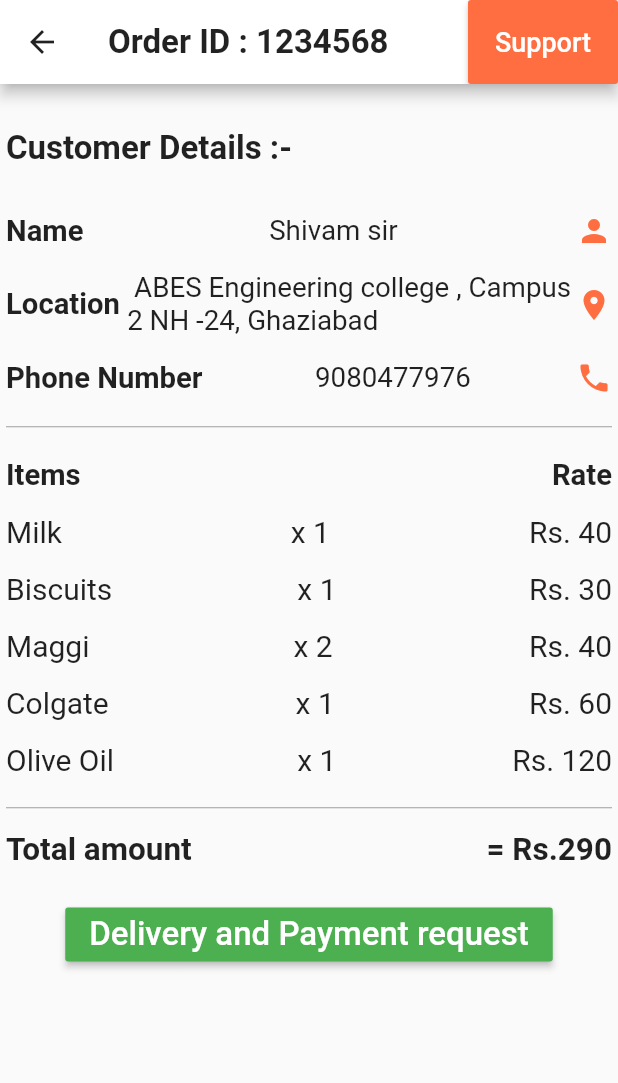
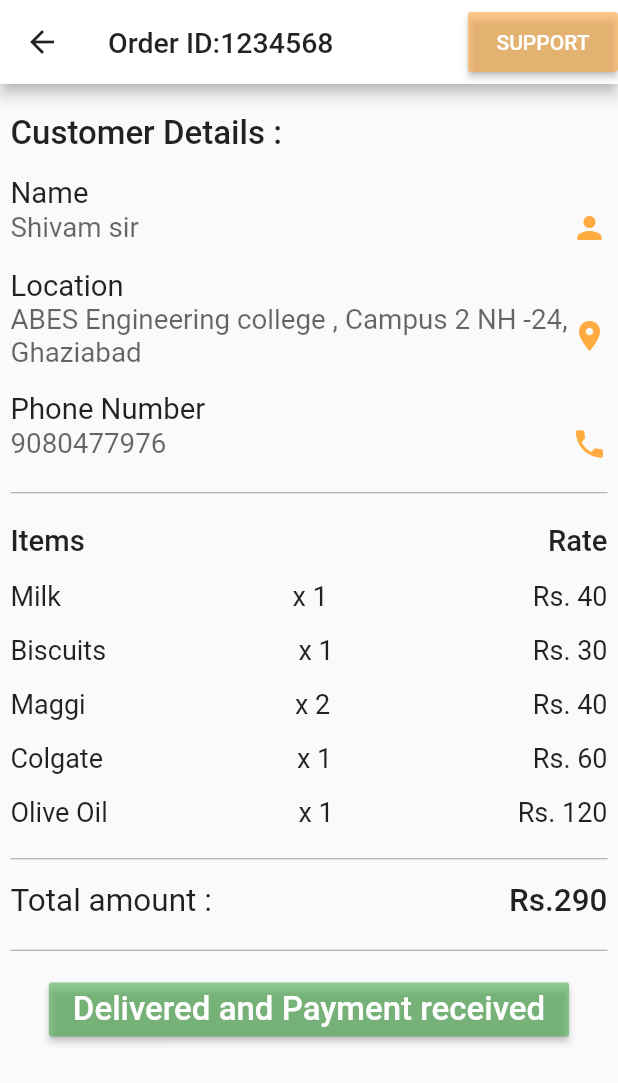
Before and after one commit to Ranshikha/flutter_delivery_screen, a Flutter app: the screen it shows after launch, on a phone screen of 412 x 824 dp. Shown: the top 1083 px of the screen. Run offline on Flutter 3.47's test engine with Material 2 defaults, Android fonts, the phone set to English and light mode, and no system bars.

Commit message:
details of order

```diff
--- a/lib/customer_details.dart
+++ b/lib/customer_details.dart
@@ -14,50 +14,64 @@ class CustomerDetails extends StatelessWidget {
         },
         color: Colors.black87
         ),
-       title: Text("Order ID : 1234568",
-          style: TextStyle(fontSize: 22,fontWeight: FontWeight.bold,color: Colors.black87),),
+       title: Text("Order ID:1234568",
+          style: TextStyle(fontSize: 19,fontWeight: FontWeight.w500,color: Colors.black87),),
         backgroundColor: Colors.white,
         actions: <Widget>[
-           Container(
+          Center(
+            child: Container(
+
                 width: 100,
-            height: 25,
+                height: 40,
                 child: RaisedButton(
 
-             child: Text('Support',
-             style: TextStyle(color: Colors.white,fontSize: 18),),
-             color: Colors.deepOrangeAccent,
+                  child: Text('SUPPORT',
+                      style: TextStyle(color: Colors.white,fontSize: 14),),
+                   // color: Colors.orangeAccent,
+                    color: Colors.orangeAccent.withOpacity(0.60),
                     onPressed: (){})
                 ),
+          ),
+
           ],
       ),
+
+
+
       body: Container(
-        margin: EdgeInsets.fromLTRB(4, 10, 4, 20),
-        padding: EdgeInsets.symmetric(),
+        margin: EdgeInsets.fromLTRB(4, 0, 4, 8),
+        padding: EdgeInsets.symmetric(horizontal:3,vertical:0),
         child: Column(
           children: <Widget>[
             SizedBox(width: 10,height: 20),
             Row(
               mainAxisAlignment: MainAxisAlignment.start,
               children: <Widget>[
-                Text("Customer Details :- ",
+                Text("Customer Details : ",
                 style: TextStyle(color: Colors.black87,
-                fontSize: 22,fontWeight: FontWeight.bold),),
+                fontSize: 22,fontWeight: FontWeight.w500),),
               ],
             ),
-            SizedBox(width: 20,height: 15),
+            SizedBox(width: 20,height: 10),
             //Divider(color: Colors.grey,height: 1,indent: 1,),
-            SizedBox(width: 20,height: 15),
+            SizedBox(width: 20,height: 5),
             Row(
               mainAxisAlignment: MainAxisAlignment.spaceBetween,
               children: <Widget>[
                 Text("Name ",
                 style: TextStyle(color: Colors.black87,
-                fontSize: 19.5,fontWeight: FontWeight.bold),),
+                fontSize: 19.5,fontWeight: FontWeight.w400),),
+              ],
+            ),
+            Row(
+              mainAxisAlignment: MainAxisAlignment.spaceBetween,
+              children: <Widget>[
                 Text("Shivam sir",
-                  style: TextStyle(color: Colors.black87,
+                  style: TextStyle(color: Colors.black.withOpacity(0.60),
                       fontSize: 18.5),),
-                InkWell(child: Icon(Icons.person,color:Colors.deepOrangeAccent))
+                InkWell(child: Icon(Icons.person,color:Colors.orangeAccent))
               ],
+
             ),
             SizedBox(width: 20,height: 15),
             Row(
@@ -66,14 +80,21 @@ class CustomerDetails extends StatelessWidget {
 
                 Text("Location ",
                 style: TextStyle(color: Colors.black87,
-                fontSize: 19.5,fontWeight: FontWeight.bold),),
+                fontSize: 19.5,fontWeight: FontWeight.w400),),
+
+              ],
+            ),
+            Row(
+              mainAxisAlignment: MainAxisAlignment.start,
+             children: <Widget>[
                Expanded(
                  child:
-                Text(" ABES Engineering college , Campus 2 NH -24, Ghaziabad",
-                  style: TextStyle(color: Colors.black87,
+                 Text("ABES Engineering college , Campus 2 NH -24, Ghaziabad",
+                   style: TextStyle(color: Colors.black.withOpacity(0.60),
                        fontSize: 18.5),),
                ),
-                InkWell(child: Icon(Icons.location_on,color:Colors.deepOrangeAccent))
+               InkWell(child: Icon(Icons.location_on,color:Colors.orangeAccent))
+
              ],
             ),
             SizedBox(width: 20,height: 15),
@@ -83,11 +104,17 @@ class CustomerDetails extends StatelessWidget {
               children: <Widget>[
                 Text("Phone Number ",
                 style: TextStyle(color: Colors.black87,
-                fontSize: 19.5,fontWeight: FontWeight.bold),),
+                fontSize: 19.5,fontWeight: FontWeight.w400),),
+              ],
+            ),
+            Row(
+              mainAxisAlignment: MainAxisAlignment.spaceBetween,
+              children: <Widget>[
                 Text("9080477976",
-                  style: TextStyle(color: Colors.black87,
+                  style: TextStyle(color: Colors.black.withOpacity(0.60),
                       fontSize: 18.5),),
-                InkWell(child: Icon(Icons.phone,color:Colors.deepOrangeAccent))
+                InkWell(child: Icon(Icons.phone,color:Colors.orangeAccent))
+
               ],
             ),
             SizedBox(width: 20,height: 18),
@@ -97,11 +124,11 @@ class CustomerDetails extends StatelessWidget {
               mainAxisAlignment: MainAxisAlignment.spaceBetween,
               children: <Widget>[
                 Text("Items", style: TextStyle(color: Colors.black87,
-                  fontSize: 19.5 ,fontWeight: FontWeight.bold),),
+                  fontSize: 19.5 ,fontWeight: FontWeight.w500),),
                 Text("", style: TextStyle(color: Colors.black87,
                     fontSize: 19.5 ,fontWeight: FontWeight.bold),),
                 Text("Rate", style: TextStyle(color: Colors.black87,
-                    fontSize: 19.5 ,fontWeight: FontWeight.bold),),
+                    fontSize: 19.5 ,fontWeight: FontWeight.w500),),
               ],
             ),
             SizedBox(width: 20,height: 15),
@@ -110,11 +137,11 @@ class CustomerDetails extends StatelessWidget {
               mainAxisAlignment: MainAxisAlignment.spaceBetween,
               children: <Widget>[
                 Text("Milk   " ,style: TextStyle(color: Colors.black87,
-                    fontSize: 20),),
+                    fontSize: 18),),
                 Text("  x 1 " ,style: TextStyle(color: Colors.black87,
-                    fontSize: 20),),
+                    fontSize: 18),),
                 Text("Rs. 40" ,style: TextStyle(color: Colors.black87,
-                    fontSize: 20),),
+                    fontSize: 18),),
               ],
             ),
             SizedBox(width: 20,height: 15),
@@ -122,11 +149,11 @@ class CustomerDetails extends StatelessWidget {
               mainAxisAlignment: MainAxisAlignment.spaceBetween,
               children: <Widget>[
                 Text("Biscuits" , style: TextStyle(color: Colors.black87,
-                     fontSize: 20),),
+                     fontSize: 18),),
                 Text("x 1 " , style: TextStyle(color: Colors.black87,
-                    fontSize: 20),),
+                    fontSize: 18),),
                 Text("Rs. 30" , style: TextStyle(color: Colors.black87,
-                    fontSize: 20),),
+                    fontSize: 18),),
               ],
             ),
             SizedBox(width: 20,height: 15),
@@ -134,11 +161,11 @@ class CustomerDetails extends StatelessWidget {
               mainAxisAlignment: MainAxisAlignment.spaceBetween,
               children: <Widget>[
                 Text("Maggi ", style: TextStyle(color: Colors.black87,
-                    fontSize: 20),),
+                    fontSize: 18),),
                 Text(" x 2 ", style: TextStyle(color: Colors.black87,
-                    fontSize: 20),),
+                    fontSize: 18),),
                 Text("Rs. 40", style: TextStyle(color: Colors.black87,
-                    fontSize: 20),),
+                    fontSize: 18),),
               ],
             ),
             SizedBox(width: 20,height: 15),
@@ -146,11 +173,11 @@ class CustomerDetails extends StatelessWidget {
               mainAxisAlignment: MainAxisAlignment.spaceBetween,
               children: <Widget>[
                 Text("Colgate ", style: TextStyle(color: Colors.black87,
-                    fontSize: 20),),
+                    fontSize: 18),),
                 Text("x 1 ", style: TextStyle(color: Colors.black87,
-                    fontSize: 20),),
+                    fontSize: 18),),
                 Text(" Rs. 60", style: TextStyle(color: Colors.black87,
-                    fontSize: 20),),
+                    fontSize: 18),),
               ],
             ),
             SizedBox(width: 20,height: 15),
@@ -158,11 +185,11 @@ class CustomerDetails extends StatelessWidget {
               mainAxisAlignment: MainAxisAlignment.spaceBetween,
               children: <Widget>[
                 Text("Olive Oil  ", style: TextStyle(color: Colors.black87,
-                    fontSize: 20),),
+                    fontSize: 18),),
                 Text("x 1 ", style: TextStyle(color: Colors.black87,
-                    fontSize: 20),),
+                    fontSize: 18),),
                 Text("Rs. 120", style: TextStyle(color: Colors.black87,
-                    fontSize: 20),),
+                    fontSize: 18),),
               ],
             ),
             SizedBox(width: 20,height: 20),
@@ -171,21 +198,23 @@ class CustomerDetails extends StatelessWidget {
             Row(
               mainAxisAlignment: MainAxisAlignment.spaceBetween,
               children: <Widget>[
-                Text("Total amount ", style: TextStyle(color: Colors.black87,
-                    fontSize: 21,fontWeight: FontWeight.bold),),
-                Text(" = Rs.290", style: TextStyle(color: Colors.black87,
-                    fontSize: 21,fontWeight: FontWeight.bold),),
+                Text("Total amount : ", style: TextStyle(color: Colors.black87,
+                    fontSize: 21,fontWeight: FontWeight.w400),),
+                Text("Rs.290", style: TextStyle(color: Colors.black87,
+                    fontSize: 21,fontWeight: FontWeight.w500),),
               ],
             ),
             SizedBox(width: 15,height: 20),
+            Divider(color: Colors.grey,height: 1),
+            SizedBox(width: 20,height: 15),
              // margin: EdgeInsets.symmetric(vertical: 8.0),
               Row(
                 mainAxisAlignment: MainAxisAlignment.center,
                 children: <Widget>[
                   RaisedButton(
-                    child: Text('Delivery and Payment request', style: TextStyle(color: Colors.white,
+                    child: Text('Delivered and Payment received', style: TextStyle(color: Colors.white,
                         fontSize: 22),),
-                    color: Colors.green,
+                    color: Colors.green.withOpacity(0.60),
                     onPressed: () {},
                   ),
                 ],
```
Lines whose indentation alone changed are shown as unchanged.
